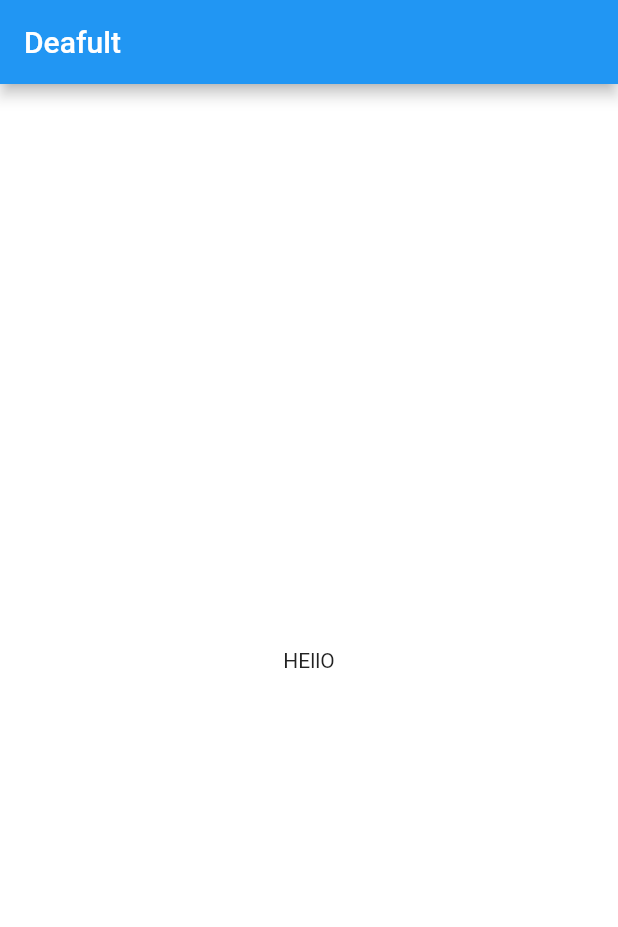
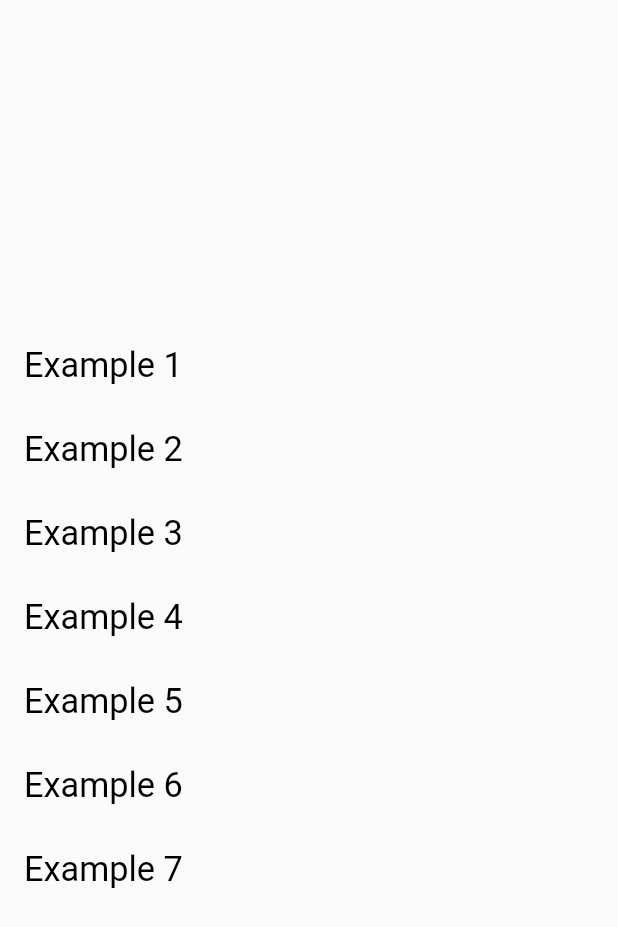
Before and after one commit to ShohjahonMurodov/default_homework_project, a Flutter app: the screen it shows after launch, on a phone screen of 412 x 824 dp. Shown: the top 927 px of the screen. Run offline on Flutter 3.47's test engine with Material 3 defaults, Android fonts, the phone set to English and light mode, and no system bars; our stand-ins replace flutter_screenutil, shared_preferences.

Commit message:
Adashmasam 5 tasi to'liq bo'ldi :(

```diff
--- a/lib/main.dart
+++ b/lib/main.dart
@@ -1,7 +1,6 @@
 import 'package:flutter/material.dart';
 import 'package:flutter_screenutil/flutter_screenutil.dart';
-
-import 'hello_screen.dart';
+import 'package:homework/screens/animations/animations_screen.dart';
 
 void main() {
   runApp(const MyApp());
@@ -27,7 +26,7 @@ class _MyAppState extends State<MyApp> {
           home: child,
         );
       },
-      child: const HelloScreen(),
+      child: const AnimationsScreen(),
     );
   }
 }
--- /dev/null
+++ b/lib/screens/animations/animations_screen.dart
@@ -0,0 +1,155 @@
+import 'package:flutter/material.dart';
+import 'package:flutter_screenutil/flutter_screenutil.dart';
+import 'package:homework/screens/animation_fifth.dart';
+import 'package:homework/screens/animation_first.dart';
+import 'package:homework/screens/animation_fourth.dart';
+import 'package:homework/screens/animation_second.dart';
+import 'package:homework/screens/animation_seventh.dart';
+import 'package:homework/screens/animation_sixth.dart';
+import 'package:homework/screens/animation_third.dart';
+
+class AnimationsScreen extends StatefulWidget {
+  const AnimationsScreen({super.key});
+
+  @override
+  State<AnimationsScreen> createState() => _AnimationsScreenState();
+}
+
+class _AnimationsScreenState extends State<AnimationsScreen> {
+  @override
+  Widget build(BuildContext context) {
+    return Scaffold(
+      body: Column(
+        mainAxisAlignment: MainAxisAlignment.center,
+        children: [
+          ListTile(
+            onTap: () {
+              Navigator.push(
+                context,
+                MaterialPageRoute(
+                  builder: (context) => const AnimationFirst(),
+                ),
+              );
+            },
+            title: Text(
+              "Example 1",
+              style: TextStyle(
+                color: Colors.black,
+                fontSize: 20.sp,
+                fontWeight: FontWeight.w400,
+              ),
+            ),
+          ),
+          ListTile(
+            onTap: () {
+              Navigator.push(
+                context,
+                MaterialPageRoute(
+                  builder: (context) => const AnimationSecond(),
+                ),
+              );
+            },
+            title: Text(
+              "Example 2",
+              style: TextStyle(
+                color: Colors.black,
+                fontSize: 20.sp,
+                fontWeight: FontWeight.w400,
+              ),
+            ),
+          ),
+          ListTile(
+            onTap: () {
+              Navigator.push(
+                context,
+                MaterialPageRoute(
+                  builder: (context) => const AnimationThird(),
+                ),
+              );
+            },
+            title: Text(
+              "Example 3",
+              style: TextStyle(
+                color: Colors.black,
+                fontSize: 20.sp,
+                fontWeight: FontWeight.w400,
+              ),
+            ),
+          ),
+          ListTile(
+            onTap: () {
+              Navigator.push(
+                context,
+                MaterialPageRoute(
+                  builder: (context) => const AnimationFourth(),
+                ),
+              );
+            },
+            title: Text(
+              "Example 4",
+              style: TextStyle(
+                color: Colors.black,
+                fontSize: 20.sp,
+                fontWeight: FontWeight.w400,
+              ),
+            ),
+          ),
+          ListTile(
+            onTap: () {
+              Navigator.push(
+                context,
+                MaterialPageRoute(
+                  builder: (context) => const AnimationFifth(),
+                ),
+              );
+            },
+            title: Text(
+              "Example 5",
+              style: TextStyle(
+                color: Colors.black,
+                fontSize: 20.sp,
+                fontWeight: FontWeight.w400,
+              ),
+            ),
+          ),
+          ListTile(
+            onTap: () {
+              Navigator.push(
+                context,
+                MaterialPageRoute(
+                  builder: (context) => const AnimationSixth(),
+                ),
+              );
+            },
+            title: Text(
+              "Example 6",
+              style: TextStyle(
+                color: Colors.black,
+                fontSize: 20.sp,
+                fontWeight: FontWeight.w400,
+              ),
+            ),
+          ),
+          ListTile(
+            onTap: () {
+              Navigator.push(
+                context,
+                MaterialPageRoute(
+                  builder: (context) => const AnimationSeventh(),
+                ),
+              );
+            },
+            title: Text(
+              "Example 7",
+              style: TextStyle(
+                color: Colors.black,
+                fontSize: 20.sp,
+                fontWeight: FontWeight.w400,
+              ),
+            ),
+          ),
+        ],
+      ),
+    );
+  }
+}
--- a/pubspec.yaml
+++ b/pubspec.yaml
@@ -38,6 +38,7 @@ dependencies:
   flutter_screenutil: ^5.9.0
   flutter_svg: ^2.0.10+1
   shared_preferences: ^2.2.2
+  flip_card: ^0.6.0
 
 dev_dependencies:
   flutter_test:
```
Also changed, not shown: lib/screens/animation_fifth.dart (added, +37 -0 lines), lib/screens/animation_first.dart (added, +63 -0 lines), lib/screens/animation_fourth.dart (added, +91 -0 lines), lib/screens/animation_second.dart (added, +62 -0 lines), lib/screens/animation_seventh.dart (added, +88 -0 lines), lib/screens/animation_sixth.dart (added, +43 -0 lines), lib/screens/animation_third.dart (added, +71 -0 lines), pubspec.lock.
